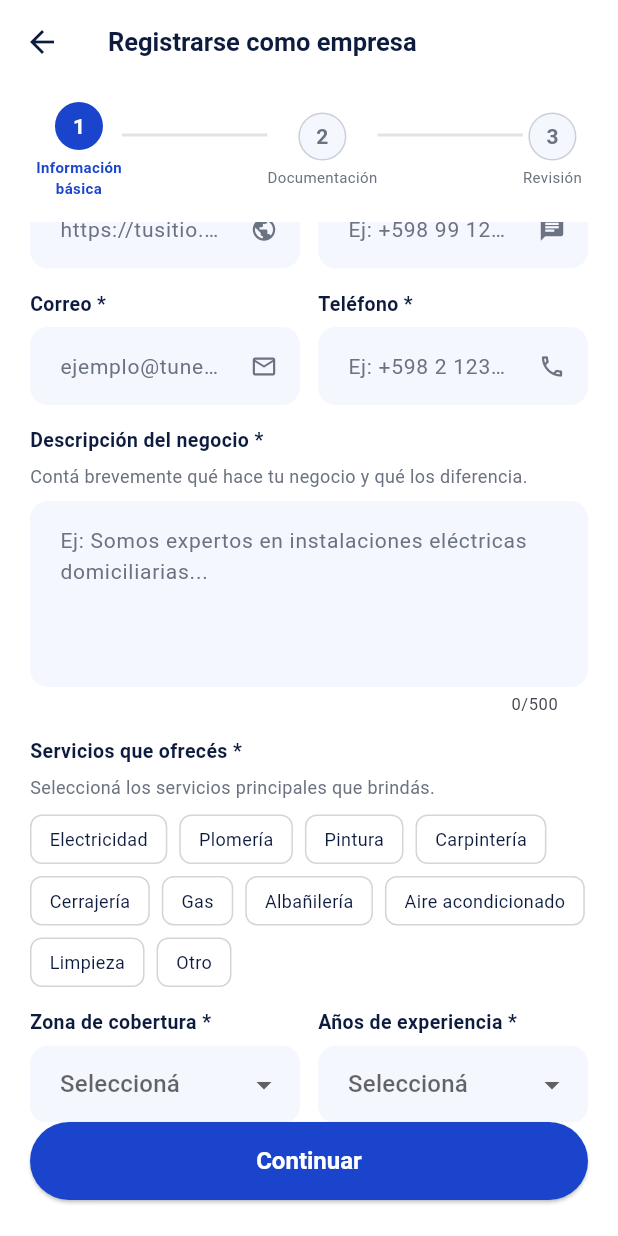
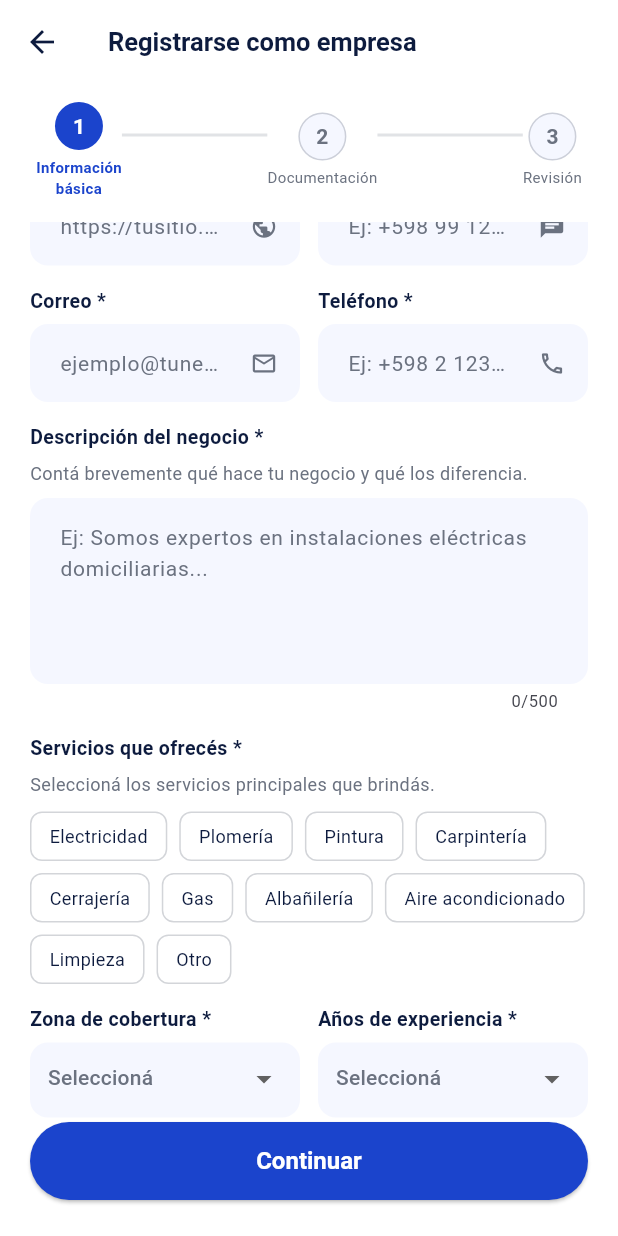
Before and after one commit to leobidi1968/serviclic, a Flutter app: the EmpresaRegistroScreen screen opened by its route, scrolled down 576 dp, on a phone screen of 412 x 824 dp. Run offline on Flutter 3.47's test engine with Material 3 defaults, Android fonts, the phone set to English and light mode, and no system bars; our stand-ins replace flutter_riverpod, sqflite; accounts and stored records are empty; network calls fail.

Commit message:
chore: update empresa_registro_screen.dart

```diff
--- a/app/lib/features/empresa/empresa_registro_screen.dart
+++ b/app/lib/features/empresa/empresa_registro_screen.dart
@@ -726,14 +726,29 @@ class _EmpresaRegistroScreenState
       crossAxisAlignment: CrossAxisAlignment.start,
       children: [
         _seccionLabel(label),
-        DropdownButtonFormField<String>(
-          value: valor,
-          decoration: const InputDecoration(hintText: 'Seleccioná'),
-          isExpanded: true,
-          items: opciones.map((o) => DropdownMenuItem(value: o, child: Text(o, overflow: TextOverflow.ellipsis))).toList(),
-          onChanged: onChanged,
+        _dropdownContainer(
+          child: DropdownButton<String>(
+            value: valor,
+            isExpanded: true,
+            underline: const SizedBox(),
+            hint: const Text('Seleccioná', style: TextStyle(color: AppTheme.textSecondary, fontSize: 14)),
+            items: opciones.map((o) => DropdownMenuItem(value: o, child: Text(o, overflow: TextOverflow.ellipsis))).toList(),
+            onChanged: onChanged,
+          ),
         ),
       ],
+    );
+  }
+
+  Widget _dropdownContainer({required Widget child}) {
+    return Container(
+      height: 50,
+      padding: const EdgeInsets.symmetric(horizontal: 12),
+      decoration: BoxDecoration(
+        color: AppTheme.surface,
+        borderRadius: BorderRadius.circular(12),
+      ),
+      child: child,
     );
   }
 
```
